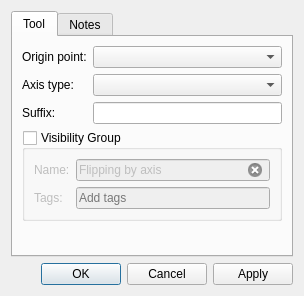
Old version of the form src/libs/vtools/dialogs/tools/dialogflippingbyaxis.ui in the repository dismine/valentina.
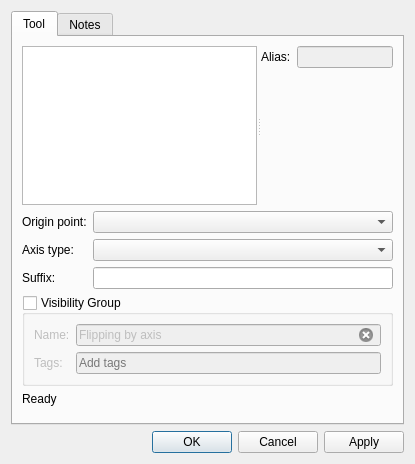
New version of the form. Icons and pictures are not drawn. Custom widgets are drawn as their Qt base class.

Commit message: Alias support for group operations.

Patch:
```diff
--- a/src/libs/vtools/dialogs/tools/dialogflippingbyaxis.ui
+++ b/src/libs/vtools/dialogs/tools/dialogflippingbyaxis.ui
@@ -6,8 +6,8 @@
    <rect>
     <x>0</x>
     <y>0</y>
-    <width>304</width>
-    <height>296</height>
+    <width>415</width>
+    <height>464</height>
    </rect>
   </property>
   <property name="windowTitle">
@@ -28,6 +28,35 @@
        <string>Tool</string>
       </attribute>
       <layout class="QVBoxLayout" name="verticalLayout">
+       <item>
+        <widget class="QSplitter" name="splitter">
+         <property name="orientation">
+          <enum>Qt::Horizontal</enum>
+         </property>
+         <widget class="QListWidget" name="listWidget"/>
+         <widget class="QWidget" name="formLayoutWidget">
+          <layout class="QFormLayout" name="formLayout_2">
+           <item row="0" column="0">
+            <widget class="QLabel" name="labelAlias">
+             <property name="text">
+              <string>Alias:</string>
+             </property>
+            </widget>
+           </item>
+           <item row="0" column="1">
+            <widget class="QLineEdit" name="lineEditAlias">
+             <property name="enabled">
+              <bool>false</bool>
+             </property>
+             <property name="clearButtonEnabled">
+              <bool>true</bool>
+             </property>
+            </widget>
+           </item>
+          </layout>
+         </widget>
+        </widget>
+       </item>
        <item>
         <layout class="QFormLayout" name="formLayout">
          <item row="0" column="0">
@@ -48,7 +77,11 @@
           </widget>
          </item>
          <item row="2" column="1">
-          <widget class="QLineEdit" name="lineEditSuffix"/>
+          <widget class="QLineEdit" name="lineEditSuffix">
+           <property name="clearButtonEnabled">
+            <bool>true</bool>
+           </property>
+          </widget>
          </item>
          <item row="1" column="0">
           <widget class="QLabel" name="labelAxisType">
@@ -117,6 +150,13 @@
          </layout>
         </widget>
        </item>
+       <item>
+        <widget class="QLabel" name="labelStatus">
+         <property name="text">
+          <string>Ready</string>
+         </property>
+        </widget>
+       </item>
        <item>
         <spacer name="verticalSpacer">
          <property name="orientation">
```
The commit also changes 36 other files.
